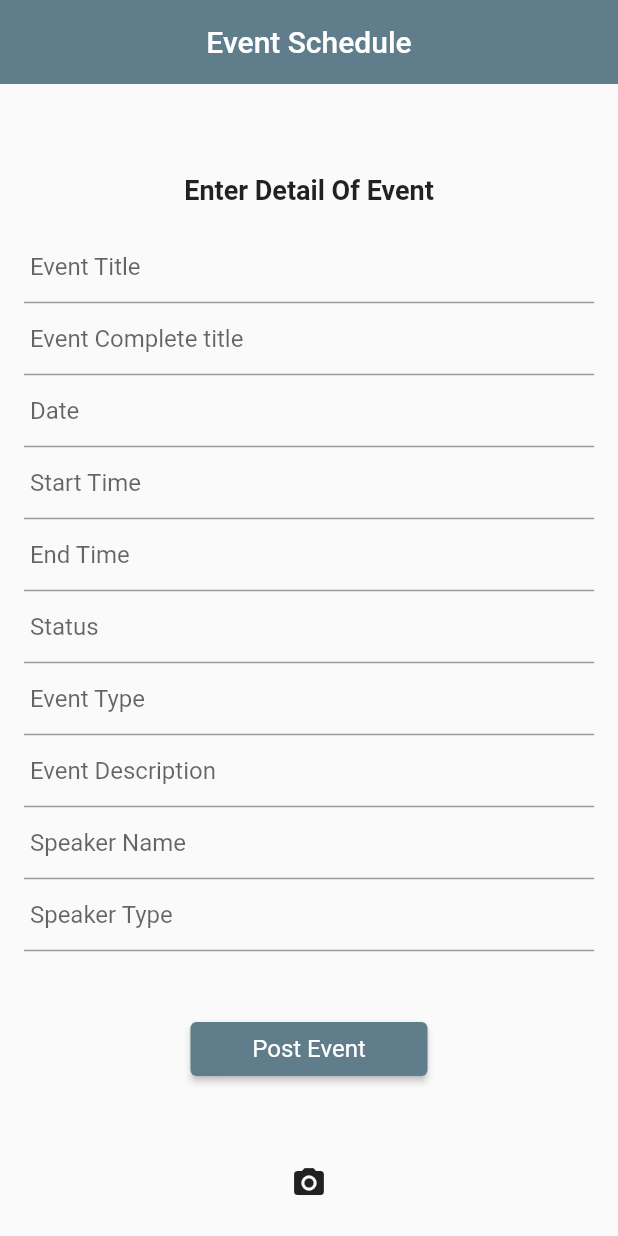
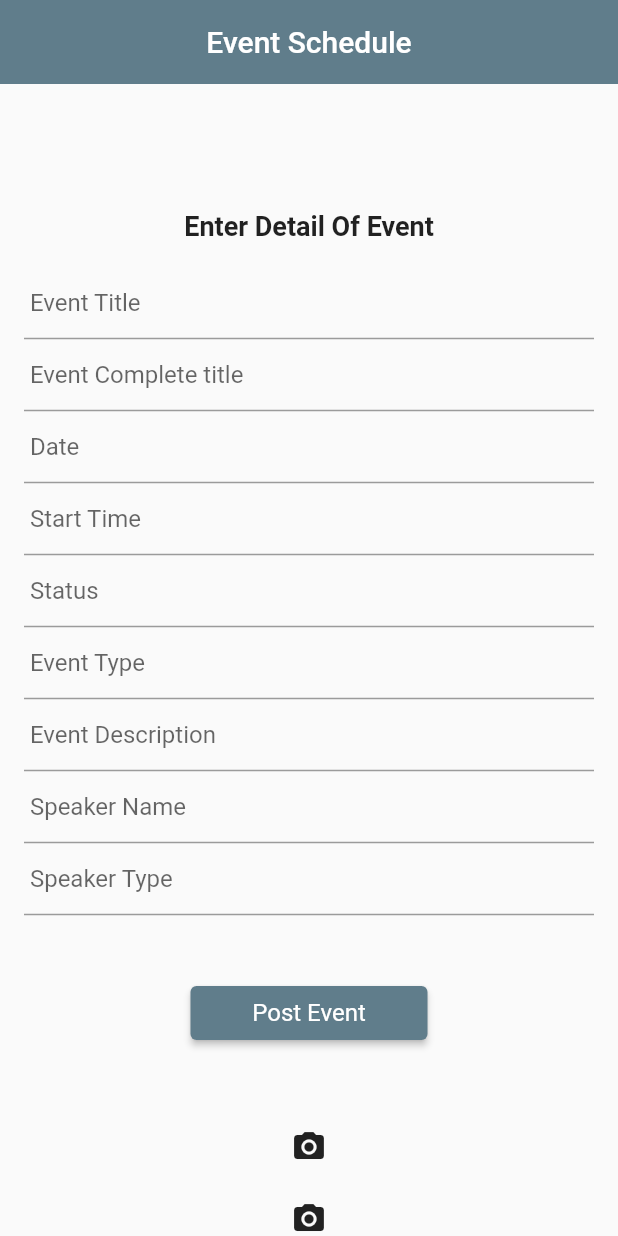
Before and after one commit to Vansh-Narang/Firebase_AdminPage-1, a Flutter app: the EventScheduler screen opened directly, on a phone screen of 412 x 824 dp. Run offline on Flutter 3.47's test engine with Material 2 defaults, Android fonts, the phone set to English and light mode, and no system bars; our stand-ins replace bottom_navy_bar, cloud_firestore, datetime_picker_formfield, firebase_auth, firebase_core, firebase_storage and 1 more; accounts and stored records are empty.

Commit message:
Event Schedular

```diff
--- a/lib/Screens/EventPage/EventScheduler.dart
+++ b/lib/Screens/EventPage/EventScheduler.dart
@@ -29,6 +29,8 @@ DateTime? date;
 TimeOfDay? time;
 TimeOfDay? startTime;
 TimeOfDay? finishTime;
+DateTime? pickDate;
+Timestamp? timestamp;
 // String venue = '';
 String status = '';
 String type = '';
@@ -136,19 +138,19 @@ class _EventSchedulerState extends State<EventScheduler> {
                     });
                   },
                 ),
-                TextFormField(
-                  decoration: InputDecoration(
-                    hintText: " End Time",
-                    // hintStyle: TextStyle(color: Colors.grey[500]),
-                  ),
-                  controller: finishTimeController,
-                  validator: (value) => value!.isEmpty ? " End Time" : null,
-                  onChanged: (value) {
-                    setState(() {
-                      finishTime = value as TimeOfDay?;
-                    });
-                  },
-                ),
+                // TextFormField(
+                //   decoration: InputDecoration(
+                //     hintText: " End Time",
+                //     // hintStyle: TextStyle(color: Colors.grey[500]),
+                //   ),
+                //   controller: finishTimeController,
+                //   validator: (value) => value!.isEmpty ? " End Time" : null,
+                //   onChanged: (value) {
+                //     setState(() {
+                //       finishTime = value as TimeOfDay?;
+                //     });
+                //   },
+                // ),
 
                 // date and time picker
 
```
